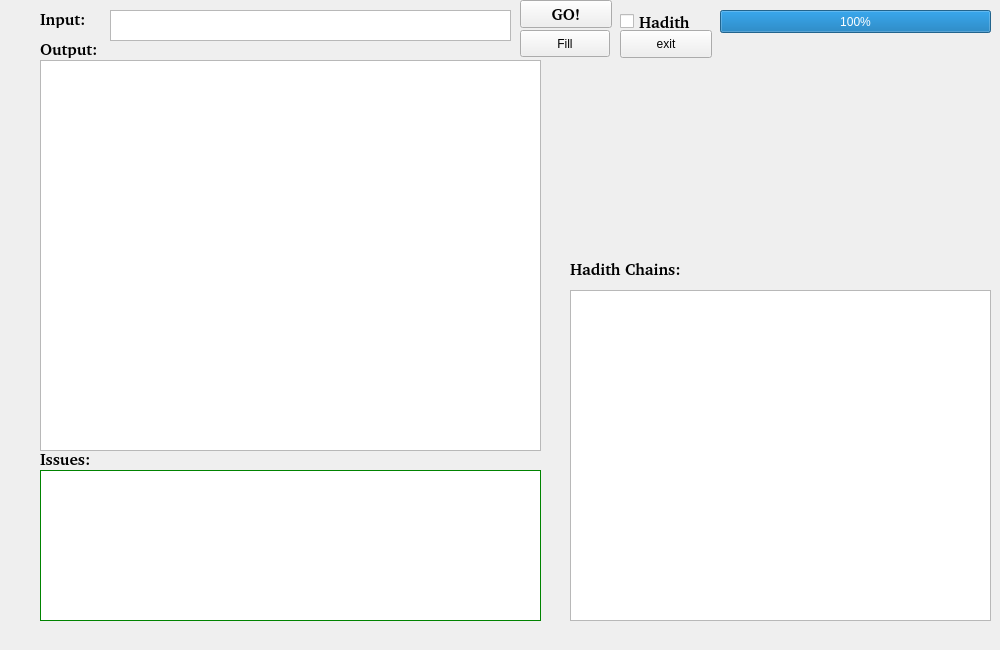
Qt form trunk/src/ATSarf/gui/mainwindow.ui (codelogicanalysis/atmine) before a commit.
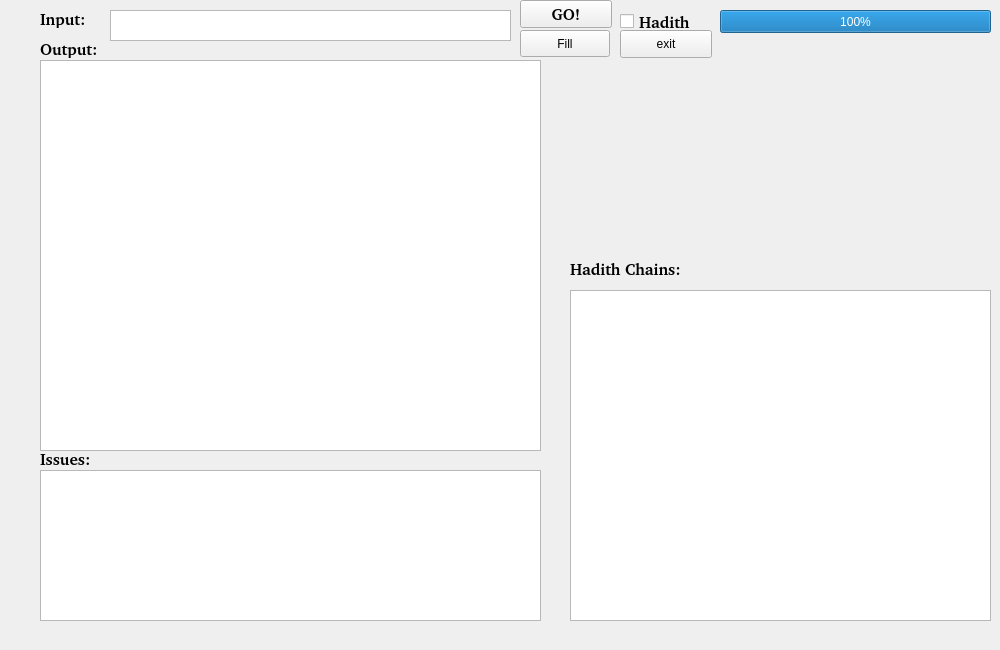
The same form after that commit. Icons and pictures are not drawn.

The edit to the form file:
```diff
--- a/trunk/src/ATSarf/gui/mainwindow.ui
+++ b/trunk/src/ATSarf/gui/mainwindow.ui
@@ -77,421 +77,6 @@
       <height>151</height>
      </rect>
     </property>
-    <property name="palette">
-     <palette>
-      <active>
-       <colorrole role="WindowText">
-        <brush brushstyle="SolidPattern">
-         <color alpha="255">
-          <red>0</red>
-          <green>0</green>
-          <blue>0</blue>
-         </color>
-        </brush>
-       </colorrole>
-       <colorrole role="Button">
-        <brush brushstyle="SolidPattern">
-         <color alpha="255">
-          <red>0</red>
-          <green>170</green>
-          <blue>0</blue>
-         </color>
-        </brush>
-       </colorrole>
-       <colorrole role="Light">
-        <brush brushstyle="SolidPattern">
-         <color alpha="255">
-          <red>0</red>
-          <green>255</green>
-          <blue>0</blue>
-         </color>
-        </brush>
-       </colorrole>
-       <colorrole role="Midlight">
-        <brush brushstyle="SolidPattern">
-         <color alpha="255">
-          <red>0</red>
-          <green>212</green>
-          <blue>0</blue>
-         </color>
-        </brush>
-       </colorrole>
-       <colorrole role="Dark">
-        <brush brushstyle="SolidPattern">
-         <color alpha="255">
-          <red>0</red>
-          <green>85</green>
-          <blue>0</blue>
-         </color>
-        </brush>
-       </colorrole>
-       <colorrole role="Mid">
-        <brush brushstyle="SolidPattern">
-         <color alpha="255">
-          <red>0</red>
-          <green>113</green>
-          <blue>0</blue>
-         </color>
-        </brush>
-       </colorrole>
-       <colorrole role="Text">
-        <brush brushstyle="SolidPattern">
-         <color alpha="255">
-          <red>0</red>
-          <green>0</green>
-          <blue>0</blue>
-         </color>
-        </brush>
-       </colorrole>
-       <colorrole role="BrightText">
-        <brush brushstyle="SolidPattern">
-         <color alpha="255">
-          <red>255</red>
-          <green>255</green>
-          <blue>255</blue>
-         </color>
-        </brush>
-       </colorrole>
-       <colorrole role="ButtonText">
-        <brush brushstyle="SolidPattern">
-         <color alpha="255">
-          <red>0</red>
-          <green>0</green>
-          <blue>0</blue>
-         </color>
-        </brush>
-       </colorrole>
-       <colorrole role="Base">
-        <brush brushstyle="SolidPattern">
-         <color alpha="255">
-          <red>255</red>
-          <green>255</green>
-          <blue>255</blue>
-         </color>
-        </brush>
-       </colorrole>
-       <colorrole role="Window">
-        <brush brushstyle="SolidPattern">
-         <color alpha="255">
-          <red>0</red>
-          <green>170</green>
-          <blue>0</blue>
-         </color>
-        </brush>
-       </colorrole>
-       <colorrole role="Shadow">
-        <brush brushstyle="SolidPattern">
-         <color alpha="255">
-          <red>0</red>
-          <green>0</green>
-          <blue>0</blue>
-         </color>
-        </brush>
-       </colorrole>
-       <colorrole role="AlternateBase">
-        <brush brushstyle="SolidPattern">
-         <color alpha="255">
-          <red>127</red>
-          <green>212</green>
-          <blue>127</blue>
-         </color>
-        </brush>
-       </colorrole>
-       <colorrole role="ToolTipBase">
-        <brush brushstyle="SolidPattern">
-         <color alpha="255">
-          <red>255</red>
-          <green>255</green>
-          <blue>220</blue>
-         </color>
-        </brush>
-       </colorrole>
-       <colorrole role="ToolTipText">
-        <brush brushstyle="SolidPattern">
-         <color alpha="255">
-          <red>0</red>
-          <green>0</green>
-          <blue>0</blue>
-         </color>
-        </brush>
-       </colorrole>
-      </active>
-      <inactive>
-       <colorrole role="WindowText">
-        <brush brushstyle="SolidPattern">
-         <color alpha="255">
-          <red>0</red>
-          <green>0</green>
-          <blue>0</blue>
-         </color>
-        </brush>
-       </colorrole>
-       <colorrole role="Button">
-        <brush brushstyle="SolidPattern">
-         <color alpha="255">
-          <red>0</red>
-          <green>170</green>
-          <blue>0</blue>
-         </color>
-        </brush>
-       </colorrole>
-       <colorrole role="Light">
-        <brush brushstyle="SolidPattern">
-         <color alpha="255">
-          <red>0</red>
-          <green>255</green>
-          <blue>0</blue>
-         </color>
-        </brush>
-       </colorrole>
-       <colorrole role="Midlight">
-        <brush brushstyle="SolidPattern">
-         <color alpha="255">
-          <red>0</red>
-          <green>212</green>
-          <blue>0</blue>
-         </color>
-        </brush>
-       </colorrole>
-       <colorrole role="Dark">
-        <brush brushstyle="SolidPattern">
-         <color alpha="255">
-          <red>0</red>
-          <green>85</green>
-          <blue>0</blue>
-         </color>
-        </brush>
-       </colorrole>
-       <colorrole role="Mid">
-        <brush brushstyle="SolidPattern">
-         <color alpha="255">
-          <red>0</red>
-          <green>113</green>
-          <blue>0</blue>
-         </color>
-        </brush>
-       </colorrole>
-       <colorrole role="Text">
-        <brush brushstyle="SolidPattern">
-         <color alpha="255">
-          <red>0</red>
-          <green>0</green>
-          <blue>0</blue>
-         </color>
-        </brush>
-       </colorrole>
-       <colorrole role="BrightText">
-        <brush brushstyle="SolidPattern">
-         <color alpha="255">
-          <red>255</red>
-          <green>255</green>
-          <blue>255</blue>
-         </color>
-        </brush>
-       </colorrole>
-       <colorrole role="ButtonText">
-        <brush brushstyle="SolidPattern">
-         <color alpha="255">
-          <red>0</red>
-          <green>0</green>
-          <blue>0</blue>
-         </color>
-        </brush>
-       </colorrole>
-       <colorrole role="Base">
-        <brush brushstyle="SolidPattern">
-         <color alpha="255">
-          <red>255</red>
-          <green>255</green>
-          <blue>255</blue>
-         </color>
-        </brush>
-       </colorrole>
-       <colorrole role="Window">
-        <brush brushstyle="SolidPattern">
-         <color alpha="255">
-          <red>0</red>
-          <green>170</green>
-          <blue>0</blue>
-         </color>
-        </brush>
-       </colorrole>
-       <colorrole role="Shadow">
-        <brush brushstyle="SolidPattern">
-         <color alpha="255">
-          <red>0</red>
-          <green>0</green>
-          <blue>0</blue>
-         </color>
-        </brush>
-       </colorrole>
-       <colorrole role="AlternateBase">
-        <brush brushstyle="SolidPattern">
-         <color alpha="255">
-          <red>127</red>
-          <green>212</green>
-          <blue>127</blue>
-         </color>
-        </brush>
-       </colorrole>
-       <colorrole role="ToolTipBase">
-        <brush brushstyle="SolidPattern">
-         <color alpha="255">
-          <red>255</red>
-          <green>255</green>
-          <blue>220</blue>
-         </color>
-        </brush>
-       </colorrole>
-       <colorrole role="ToolTipText">
-        <brush brushstyle="SolidPattern">
-         <color alpha="255">
-          <red>0</red>
-          <green>0</green>
-          <blue>0</blue>
-         </color>
-        </brush>
-       </colorrole>
-      </inactive>
-      <disabled>
-       <colorrole role="WindowText">
-        <brush brushstyle="SolidPattern">
-         <color alpha="255">
-          <red>0</red>
-          <green>85</green>
-          <blue>0</blue>
-         </color>
-        </brush>
-       </colorrole>
-       <colorrole role="Button">
-        <brush brushstyle="SolidPattern">
-         <color alpha="255">
-          <red>0</red>
-          <green>170</green>
-          <blue>0</blue>
-         </color>
-        </brush>
-       </colorrole>
-       <colorrole role="Light">
-        <brush brushstyle="SolidPattern">
-         <color alpha="255">
-          <red>0</red>
-          <green>255</green>
-          <blue>0</blue>
-         </color>
-        </brush>
-       </colorrole>
-       <colorrole role="Midlight">
-        <brush brushstyle="SolidPattern">
-         <color alpha="255">
-          <red>0</red>
-          <green>212</green>
-          <blue>0</blue>
-         </color>
-        </brush>
-       </colorrole>
-       <colorrole role="Dark">
-        <brush brushstyle="SolidPattern">
-         <color alpha="255">
-          <red>0</red>
-          <green>85</green>
-          <blue>0</blue>
-         </color>
-        </brush>
-       </colorrole>
-       <colorrole role="Mid">
-        <brush brushstyle="SolidPattern">
-         <color alpha="255">
-          <red>0</red>
-          <green>113</green>
-          <blue>0</blue>
-         </color>
-        </brush>
-       </colorrole>
-       <colorrole role="Text">
-        <brush brushstyle="SolidPattern">
-         <color alpha="255">
-          <red>0</red>
-          <green>85</green>
-          <blue>0</blue>
-         </color>
-        </brush>
-       </colorrole>
-       <colorrole role="BrightText">
-        <brush brushstyle="SolidPattern">
-         <color alpha="255">
-          <red>255</red>
-          <green>255</green>
-          <blue>255</blue>
-         </color>
-        </brush>
-       </colorrole>
-       <colorrole role="ButtonText">
-        <brush brushstyle="SolidPattern">
-         <color alpha="255">
-          <red>0</red>
-          <green>85</green>
-          <blue>0</blue>
-         </color>
-        </brush>
-       </colorrole>
-       <colorrole role="Base">
-        <brush brushstyle="SolidPattern">
-         <color alpha="255">
-          <red>0</red>
-          <green>170</green>
-          <blue>0</blue>
-         </color>
-        </brush>
-       </colorrole>
-       <colorrole role="Window">
-        <brush brushstyle="SolidPattern">
-         <color alpha="255">
-          <red>0</red>
-          <green>170</green>
-          <blue>0</blue>
-         </color>
-        </brush>
-       </colorrole>
-       <colorrole role="Shadow">
-        <brush brushstyle="SolidPattern">
-         <color alpha="255">
-          <red>0</red>
-          <green>0</green>
-          <blue>0</blue>
-         </color>
-        </brush>
-       </colorrole>
-       <colorrole role="AlternateBase">
-        <brush brushstyle="SolidPattern">
-         <color alpha="255">
-          <red>0</red>
-          <green>170</green>
-          <blue>0</blue>
-         </color>
-        </brush>
-       </colorrole>
-       <colorrole role="ToolTipBase">
-        <brush brushstyle="SolidPattern">
-         <color alpha="255">
-          <red>255</red>
-          <green>255</green>
-          <blue>220</blue>
-         </color>
-        </brush>
-       </colorrole>
-       <colorrole role="ToolTipText">
-        <brush brushstyle="SolidPattern">
-         <color alpha="255">
-          <red>0</red>
-          <green>0</green>
-          <blue>0</blue>
-         </color>
-        </brush>
-       </colorrole>
-      </disabled>
-     </palette>
-    </property>
     <property name="layoutDirection">
      <enum>Qt::LeftToRight</enum>
     </property>
```
